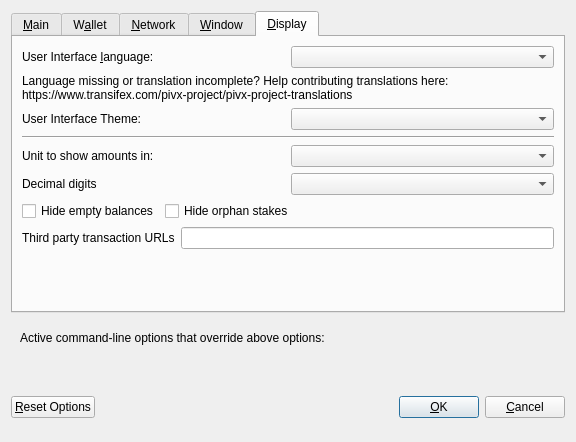
Old version of the form src/qt/forms/optionsdialog.ui in the repository MotoAcidic/Altbet-2.0.0.0.
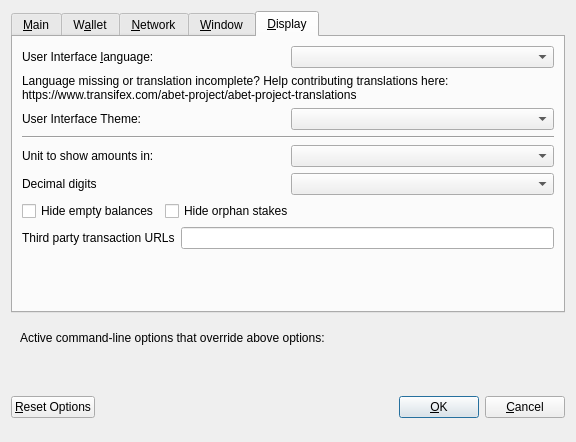
New version of the form. The open tabs and pages were chosen to show the change. Custom widgets are drawn as their Qt base class.

```diff
--- a/src/qt/forms/optionsdialog.ui
+++ b/src/qt/forms/optionsdialog.ui
@@ -533,7 +533,7 @@
          </property>
          <property name="text">
           <string>Language missing or translation incomplete? Help contributing translations here:
-https://www.transifex.com/pivx-project/pivx-project-translations</string>
+https://www.transifex.com/abet-project/abet-project-translations</string>
          </property>
          <property name="wordWrap">
           <bool>true</bool>
```
